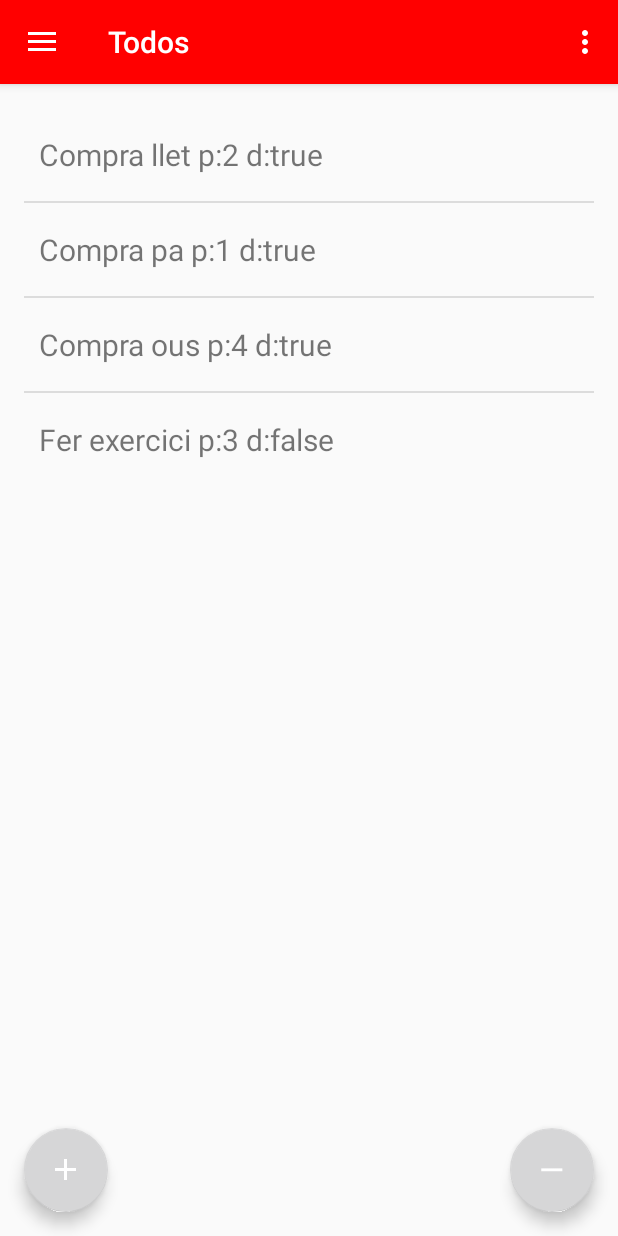
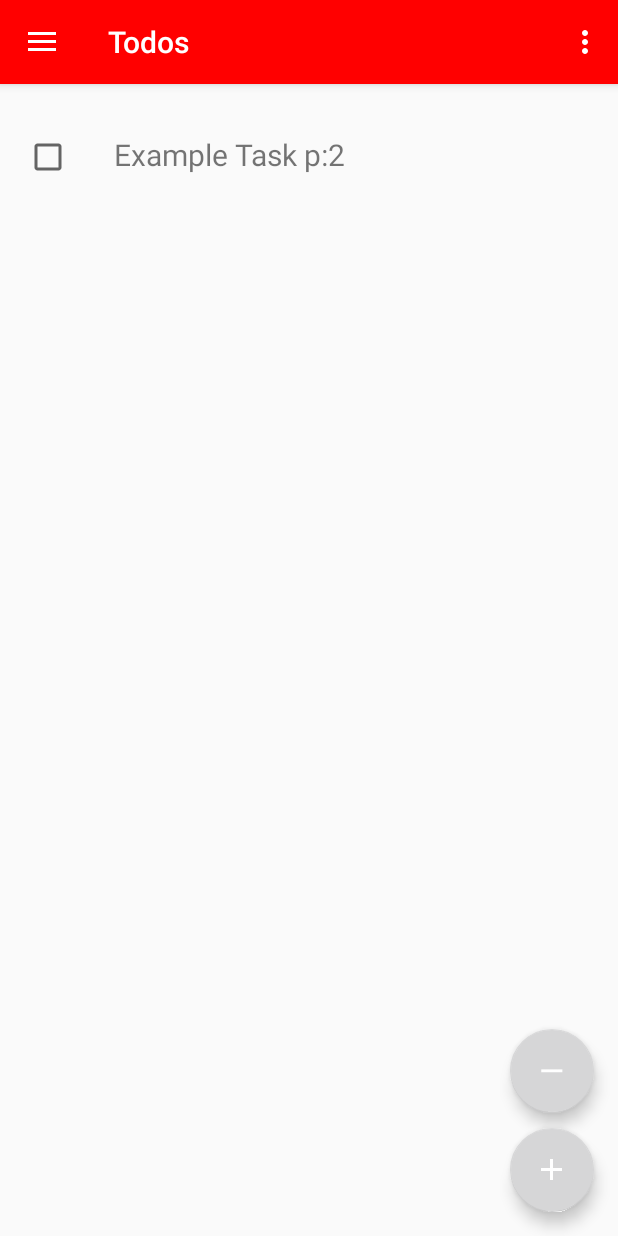
Before and after one commit to AlvaradoAdam15/ToDoAndroid, an Android app: the screen it shows after launch (MainActivity), on a phone screen of 412 x 824 dp. Run offline under Robolectric (Android 15) with nearby library versions, the phone set to English and light mode, and no system bars; libraries missing offline, so code that uses them is left out: com.afollestad.materialdialogs.

Commit message:
Remove tasks when checkbox is checked

```diff
--- a/app/src/main/java/com/iesebre/dam2/adam/todos/CustomListAtapter.java
+++ b/app/src/main/java/com/iesebre/dam2/adam/todos/CustomListAtapter.java
@@ -5,6 +5,7 @@ import android.view.LayoutInflater;
 import android.view.View;
 import android.view.ViewGroup;
 import android.widget.BaseAdapter;
+import android.widget.CheckBox;
 import android.widget.TextView;
 
 import java.util.ArrayList;
@@ -39,7 +40,7 @@ public class CustomListAtapter extends BaseAdapter {
     }
 
     @Override
-    public View getView(int position, View convertView, ViewGroup parent) {
+    public View getView(final int position, View convertView, ViewGroup parent) {
 
         if(convertView == null){
             convertView = layputInflater.inflate(R.layout.todolistitem, null);
@@ -48,11 +49,26 @@ public class CustomListAtapter extends BaseAdapter {
         }
 
         TextView tv = (TextView) convertView.findViewById(R.id.todolistitemtext);
+        final CheckBox done = (CheckBox) convertView.findViewById(R.id.checkboxDone);
 
-        //tv.setText("Hello Wordl");
-        tv.setText(list.get(position).getName()+
-        " p:" +list.get(position).getPriority() +
-        " d:" +list.get(position).isDone());
+        tv.setText(list.get(position).getName() +
+                " p:" + list.get(position).getPriority());
+
+        done.setChecked(list.get(position).isDone());
+
+        done.setOnClickListener(new View.OnClickListener() {
+            @Override
+            public void onClick(View v) {
+                if (!done.isChecked()) {
+                    done.setChecked(false);
+                    list.get(position).setDone(false);
+                } else {
+                    done.setChecked(true);
+                    list.get(position).setDone(true);
+                }
+
+            }
+        });
 
         return convertView;
     }
--- a/app/src/main/java/com/iesebre/dam2/adam/todos/MainActivity.java
+++ b/app/src/main/java/com/iesebre/dam2/adam/todos/MainActivity.java
@@ -18,6 +18,7 @@ import android.view.MenuItem;
 import android.view.View;
 import android.widget.EditText;
 import android.widget.ListView;
+import android.widget.Toast;
 
 import com.afollestad.materialdialogs.DialogAction;
 import com.afollestad.materialdialogs.MaterialDialog;
@@ -72,32 +73,18 @@ public class MainActivity extends AppCompatActivity
          */
 
         if (todoList == null){
-            String initial_json= "[{name:\"Compra llet\", \"done\": true, \"priority\": 2},\n" +
-                    "            {name:\"Compra pa\", \"done\": true, \"priority\": 1},\n" +
-                    "            {name:\"Compra ous\", \"done\": true, \"priority\": 4},\n" +
-                    "            {name:\"Fer exercici\", \"done\": false, \"priority\": 3}]";
+            String initial_json= "[{name:\"Example Task\", \"done\": false, \"priority\": 2}]";
             SharedPreferences.Editor editor = todos.edit();
             editor.putString(TODO_LIST, initial_json);
             editor.commit();
             todoList = todos.getString(TODO_LIST, null);
         }
 
-        Log.d("TAG_PROVA", "******************************************************************");
-        Log.d("TAG_PROVA", todoList);
-        Log.d("TAG_PROVA", "******************************************************************");
+//        Log.d("TAG_PROVA", "******************************************************************");
+//        Log.d("TAG_PROVA", todoList);
+//        Log.d("TAG_PROVA", "******************************************************************");
 
 //        Toast.makeText(this, todoList, Toast.LENGTH_LONG).show();
-
-        /* JSON Example
-
-        [
-            {name:"Compra llet", "done": true, "priority": 2},
-            {name:"Compra pa", "done": true, "priority": 1},
-            {name:"Fer exercici", "done": false, "priority": 3}
-
-        ]
-
-         */
 
         Type arrayTodoList = new TypeToken<TodoArrayList>(){}.getType();
         this.gson = new Gson();
@@ -120,7 +107,7 @@ public class MainActivity extends AppCompatActivity
         setSupportActionBar(toolbar);
 
         FloatingActionButton fab = (FloatingActionButton) findViewById(R.id.fab);
-        FloatingActionButton fabRemove = (FloatingActionButton) findViewById(R.id.fab_remove);
+        FloatingActionButton fabRemove = (FloatingActionButton) findViewById(R.id.fabremove);
 //        fab.setOnClickListener(new View.OnClickListener() {
 //            @Override
 //            public void onClick(View view) {
@@ -217,11 +204,10 @@ public class MainActivity extends AppCompatActivity
                     public void onClick(MaterialDialog dialog, DialogAction which) {
                         final TodoItem todoItem = new TodoItem();
                         todoItem.setName(taskName);
-                        todoItem.setDone(true);
+                        todoItem.setDone(false);
                         todoItem.setPriority(1);
 
                         tasks.add(todoItem);
-                        //tasks.remove(1);
                         adapter.notifyDataSetChanged();
                     }
                 }).
@@ -250,10 +236,20 @@ public class MainActivity extends AppCompatActivity
             }
         });
 
-
     }
 
-    public void removeTask(){
+    public void removeTask(View view){
+
+        for (int i = tasks.size() -1; i >= 0; i--)
+        {
+            if (tasks.get(i).isDone()) { tasks.remove(i); }
+        }
+
+        adapter.notifyDataSetChanged();
+    }
+
+    public void editTask(View view) {
         //TODO
     }
+
 }
--- a/app/src/main/res/layout/app_bar_main.xml
+++ b/app/src/main/res/layout/app_bar_main.xml
@@ -17,18 +17,33 @@
 
     <include layout="@layout/content_main" />
 
-    <android.support.design.widget.FloatingActionButton android:id="@+id/fab"
-        android:layout_width="wrap_content" android:layout_height="wrap_content"
-        android:layout_gravity="bottom|start" android:layout_margin="@dimen/fab_margin"
+    <android.support.design.widget.FloatingActionButton
+        android:id="@+id/fab"
+        android:layout_width="wrap_content"
+        android:layout_height="wrap_content"
+        android:layout_gravity="bottom|end"
+        android:layout_margin="@dimen/fab_margin"
         android:src="@drawable/ic_add_white_24dp"
         app:backgroundTint="@color/md_edittext_error"
         android:onClick="showAddForm"/>
 
-    <android.support.design.widget.FloatingActionButton android:id="@+id/fab_remove"
-        android:layout_width="wrap_content" android:layout_height="wrap_content"
-        android:layout_gravity="bottom|end" android:layout_margin="@dimen/fab_margin"
+    <Space
+        android:id="@+id/space"
+        android:layout_width="wrap_content"
+        android:layout_height="10dp"
+        app:layout_anchor="@id/fab"
+        android:layout_gravity="top|end"
+        app:layout_anchorGravity="top"/>
+
+    <android.support.design.widget.FloatingActionButton
+        android:id="@+id/fabremove"
+        android:layout_width="wrap_content"
+        android:layout_height="wrap_content"
+        android:layout_gravity="top|end"
         android:src="@drawable/ic_remove_white_36dp"
         app:backgroundTint="@color/md_edittext_error"
+        app:layout_anchor="@id/space"
+        app:layout_anchorGravity="top"
         android:onClick="removeTask"/>
 
 </android.support.design.widget.CoordinatorLayout>
--- a/app/src/main/res/layout/todolistitem.xml
+++ b/app/src/main/res/layout/todolistitem.xml
@@ -5,6 +5,12 @@
     android:layout_width="fill_parent"
     android:layout_height="match_parent"
    >
+
+    <CheckBox
+        android:layout_width="50dp"
+        android:layout_height="50dp"
+        android:id="@+id/checkboxDone"
+        android:padding="5dp"/>
 
     <TextView
         android:id="@+id/todolistitemtext"
@@ -14,6 +20,7 @@
         android:text="Nom"
         android:gravity="center_vertical"
         android:textSize="20sp"
-        android:clickable="true"/>
+        android:onClick="editTask"
+        android:clickable="true" />
 
 </LinearLayout>
```
